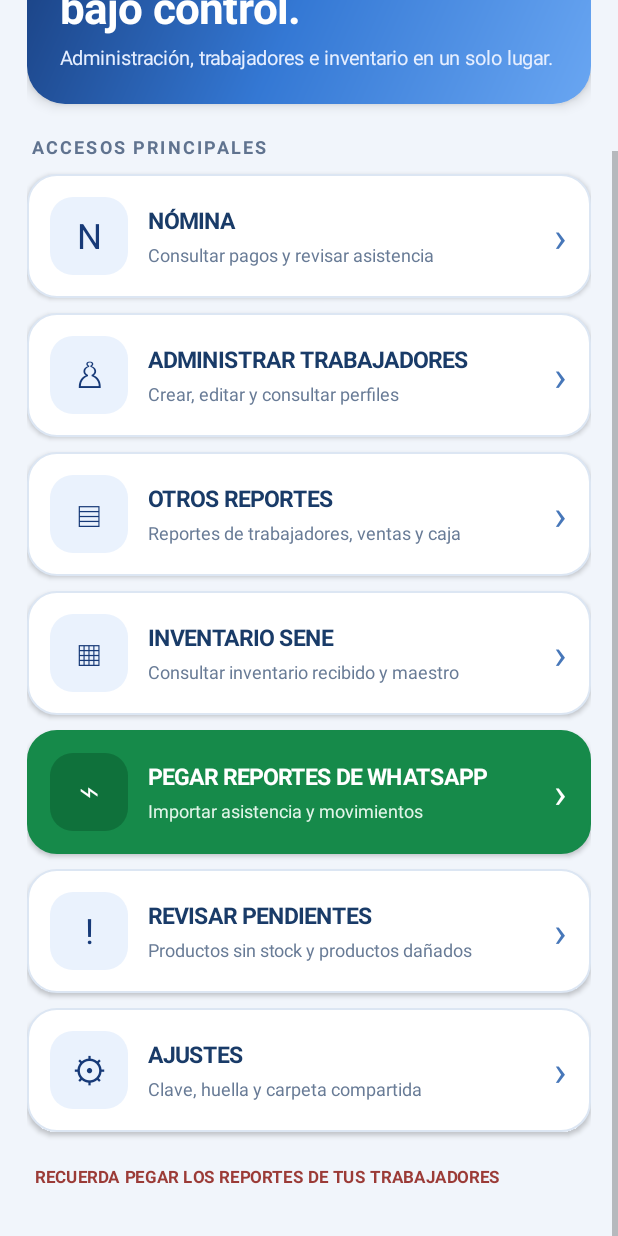
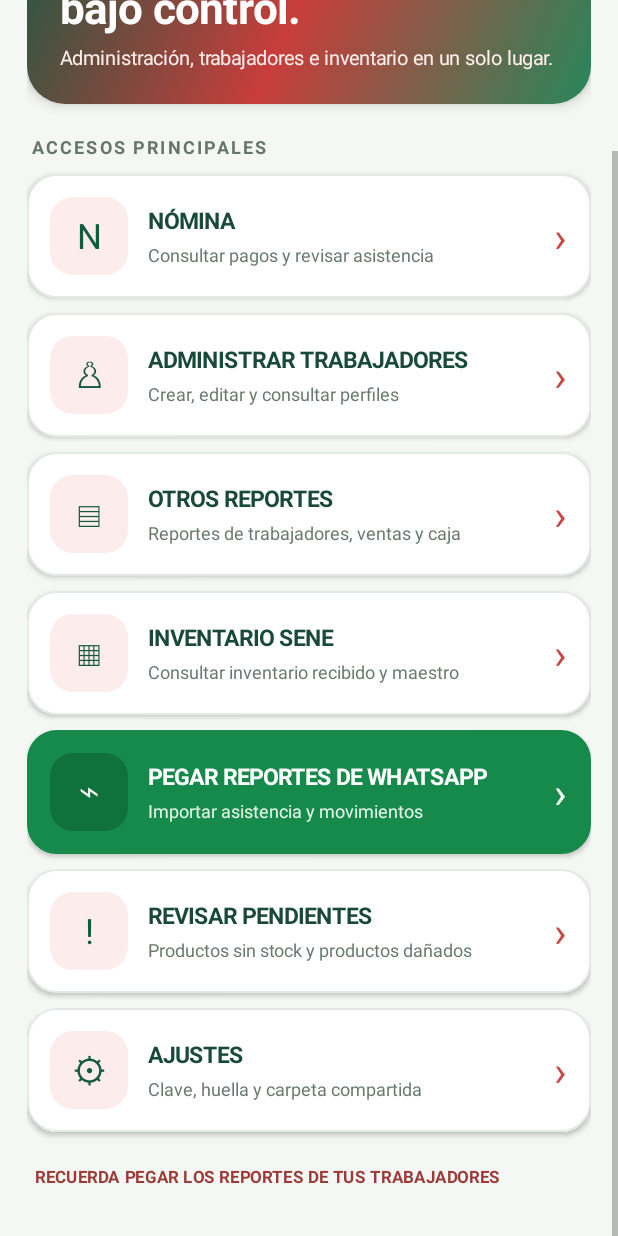
Before and after one commit to 1JAVS41/SeneAdmin, an Android app: the screen it shows after launch (MainActivity), scrolled down 114 dp, on a phone screen of 412 x 824 dp. Run offline under Robolectric (Android 15) with nearby library versions, the phone set to English and light mode, and no system bars.

Commit message:
Aplica identidad verde y roja a la pantalla principal

```diff
--- a/app/src/main/java/com/sene/admin/MainActivity.kt
+++ b/app/src/main/java/com/sene/admin/MainActivity.kt
@@ -239,9 +239,9 @@ class MainActivity : AppCompatActivity() {
 
     private fun showHome() {
         fun dp(value: Int) = (value * resources.displayMetrics.density + 0.5f).toInt()
-        val navy = 0xFF173A78.toInt()
-        val blue = 0xFF3478D4.toInt()
-        val pale = 0xFFF1F5FB.toInt()
+        val navy = 0xFF145A43.toInt()
+        val blue = 0xFFC83D3A.toInt()
+        val pale = 0xFFF4F7F4.toInt()
         root = LinearLayout(this).apply {
             orientation = LinearLayout.VERTICAL
             setPadding(dp(18), dp(18), dp(18), dp(28))
@@ -252,13 +252,13 @@ class MainActivity : AppCompatActivity() {
             setPadding(dp(22), dp(22), dp(22), dp(22))
             background = android.graphics.drawable.GradientDrawable(
                 android.graphics.drawable.GradientDrawable.Orientation.TL_BR,
-                intArrayOf(navy, blue, 0xFF69A6F2.toInt())
+                intArrayOf(navy, blue, 0xFF27875B.toInt())
             ).apply { cornerRadius = dp(25).toFloat() }
             elevation = dp(5).toFloat()
         }
         hero.addView(TextView(this).apply {
             text = "SENE / ADMIN"; textSize = 13f; letterSpacing = .16f
-            typeface = Typeface.DEFAULT_BOLD; setTextColor(0xFFDCEBFF.toInt())
+            typeface = Typeface.DEFAULT_BOLD; setTextColor(0xFFFFE5E2.toInt())
         })
         hero.addView(TextView(this).apply {
             text = "Tu negocio,\nbajo control."; textSize = 29f
@@ -267,13 +267,13 @@ class MainActivity : AppCompatActivity() {
         })
         hero.addView(TextView(this).apply {
             text = "Administración, trabajadores e inventario en un solo lugar."
-            textSize = 13f; setTextColor(0xFFE5EEFF.toInt())
+            textSize = 13f; setTextColor(0xFFFFEDEC.toInt())
         })
         root.addView(hero, LinearLayout.LayoutParams(-1, -2).apply { bottomMargin = dp(20) })
 
         root.addView(TextView(this).apply {
             text = "ACCESOS PRINCIPALES"; textSize = 12f; letterSpacing = .12f
-            typeface = Typeface.DEFAULT_BOLD; setTextColor(0xFF60738F.toInt())
+            typeface = Typeface.DEFAULT_BOLD; setTextColor(0xFF66766E.toInt())
             setPadding(dp(3), 0, 0, dp(10))
         })
 
@@ -285,7 +285,7 @@ class MainActivity : AppCompatActivity() {
                 background = android.graphics.drawable.GradientDrawable().apply {
                     setColor(if (green) 0xFF168A4A.toInt() else -1)
                     cornerRadius = dp(19).toFloat()
-                    setStroke(dp(1), if (green) 0xFF168A4A.toInt() else 0xFFDCE6F3.toInt())
+                    setStroke(dp(1), if (green) 0xFF168A4A.toInt() else 0xFFE4EAE5.toInt())
                 }
                 elevation = dp(2).toFloat()
                 isClickable = true; isFocusable = true
@@ -295,7 +295,7 @@ class MainActivity : AppCompatActivity() {
                 text = icon; textSize = 23f; gravity = android.view.Gravity.CENTER
                 setTextColor(if (green) -1 else navy)
                 background = android.graphics.drawable.GradientDrawable().apply {
-                    setColor(if (green) 0xFF0F713B.toInt() else 0xFFEAF2FD.toInt())
+                    setColor(if (green) 0xFF0F713B.toInt() else 0xFFFCECEB.toInt())
                     cornerRadius = dp(15).toFloat()
                 }
             }
@@ -306,15 +306,15 @@ class MainActivity : AppCompatActivity() {
             }
             labels.addView(TextView(this).apply {
                 text = label; textSize = 15f; typeface = Typeface.DEFAULT_BOLD
-                setTextColor(if (green) -1 else 0xFF193B68.toInt())
+                setTextColor(if (green) -1 else 0xFF194A39.toInt())
             })
             labels.addView(TextView(this).apply {
-                text = subtitle; textSize = 12f; setTextColor(if (green) 0xFFE2F5E9.toInt() else 0xFF687B96.toInt())
+                text = subtitle; textSize = 12f; setTextColor(if (green) 0xFFE2F5E9.toInt() else 0xFF69796F.toInt())
                 setPadding(0, dp(4), 0, 0)
             })
             card.addView(labels, LinearLayout.LayoutParams(0, -2, 1f))
             card.addView(TextView(this).apply {
-                text = "›"; textSize = 28f; setTextColor(if (green) -1 else 0xFF4777B9.toInt())
+                text = "›"; textSize = 28f; setTextColor(if (green) -1 else 0xFFC64A43.toInt())
             })
             root.addView(card, LinearLayout.LayoutParams(-1, -2).apply { bottomMargin = dp(10) })
         }
```
